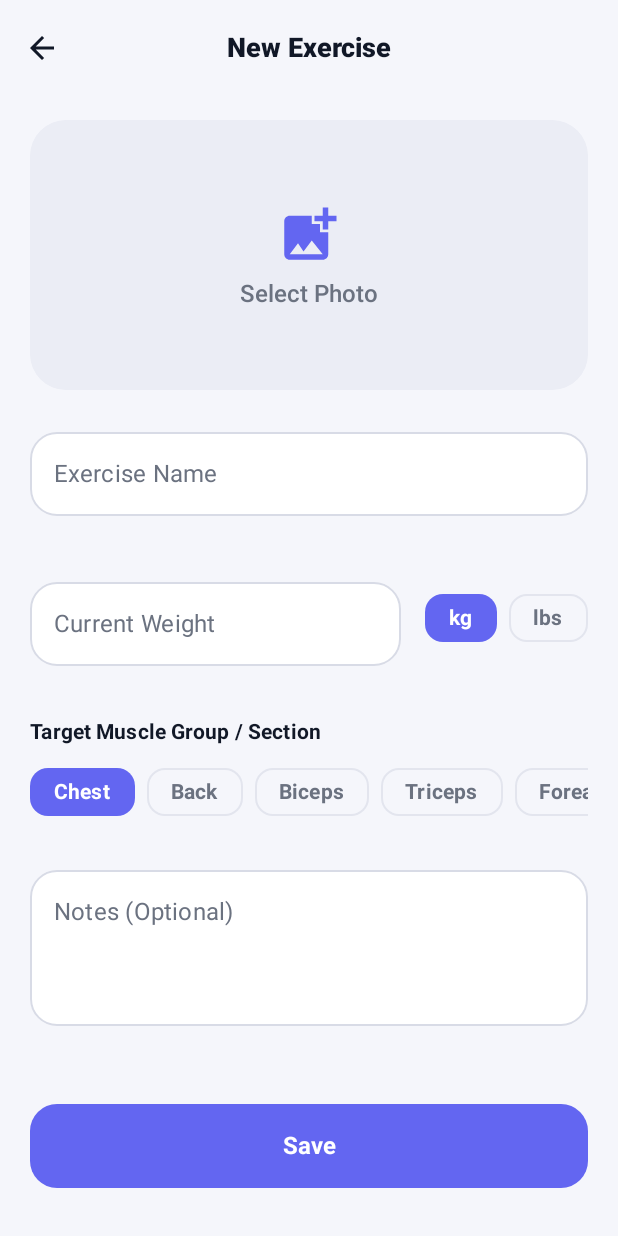
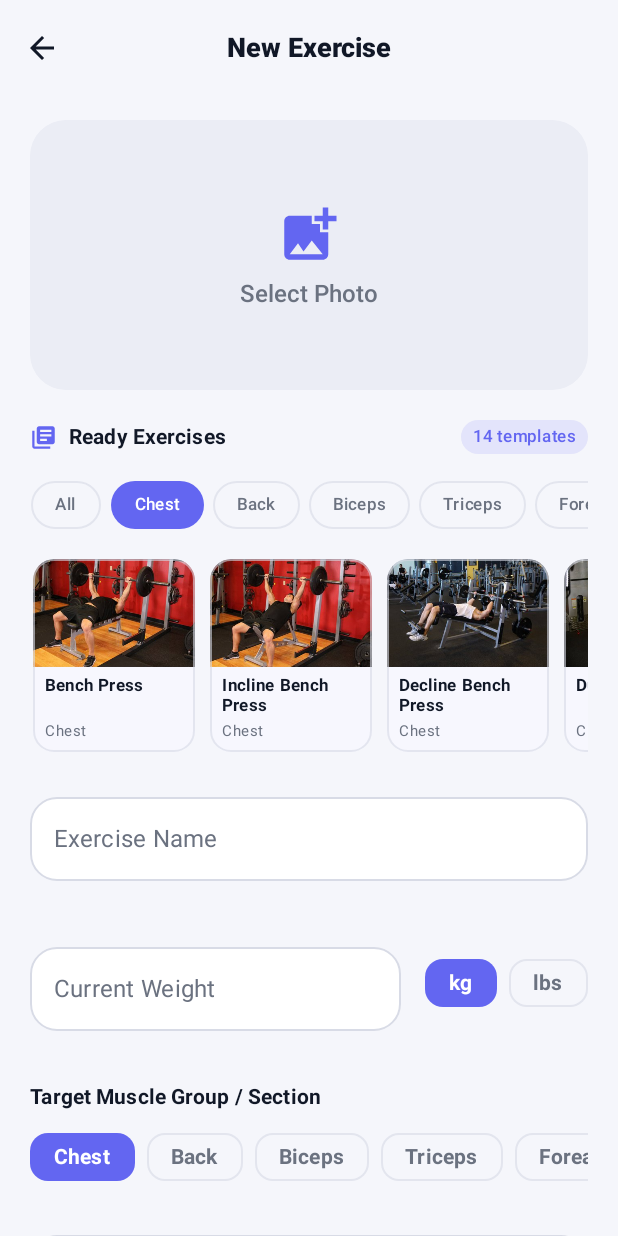
Before and after one commit to lannwyd/IronBody, an Android app built with Jetpack Compose: the ExerciseEditScreen screen opened through its navigation route, on a phone screen of 412 x 824 dp. Run offline under Robolectric (Android 15) with nearby library versions, the phone set to English and light mode, and no system bars; our stand-ins replace Dagger/Hilt's generated code; libraries missing offline, so code that uses them is left out: sh.calvin.reorderable; 1 statement that could not run was skipped.

Commit message:
feat: add ready exercises template section to exercise edit screen

```diff
--- a/app/src/main/java/com/ironlog/gym/ui/screens/exerciseEdit/ExerciseEditScreen.kt
+++ b/app/src/main/java/com/ironlog/gym/ui/screens/exerciseEdit/ExerciseEditScreen.kt
@@ -78,6 +78,7 @@ import com.ironlog.gym.ui.components.IronLogPrimaryButton
 import com.ironlog.gym.ui.components.IronLogTopAppBar
 import com.ironlog.gym.ui.components.pressScale
 import com.ironlog.gym.ui.screens.exerciseEdit.components.AdjustImageDialog
+import com.ironlog.gym.ui.screens.exerciseEdit.components.ReadyExercisesSection
 import java.io.File
 
 @OptIn(ExperimentalMaterial3Api::class)
@@ -275,6 +276,16 @@ fun ExerciseEditScreen(
                         )
                     }
                 }
+            }
+
+            // Ready Exercises Horizontal Carousel (Templates)
+            if (!uiState.isEditMode) {
+                ReadyExercisesSection(
+                    currentExerciseName = uiState.name,
+                    currentSectionId = uiState.section,
+                    initialSectionId = uiState.section,
+                    onSelectExercise = viewModel::onSelectLibraryExercise
+                )
             }
 
             // Exercise Name Input
--- a/app/src/main/java/com/ironlog/gym/ui/screens/exerciseEdit/ExerciseEditViewModel.kt
+++ b/app/src/main/java/com/ironlog/gym/ui/screens/exerciseEdit/ExerciseEditViewModel.kt
@@ -7,6 +7,7 @@ import androidx.lifecycle.viewModelScope
 import com.ironlog.gym.R
 import com.ironlog.gym.data.datastore.UserPreferencesDataStore
 import com.ironlog.gym.domain.model.Exercise
+import com.ironlog.gym.domain.model.LibraryExerciseItem
 import com.ironlog.gym.domain.repository.ExerciseRepository
 import com.ironlog.gym.util.ImageStorageManager
 import com.ironlog.gym.util.WeightFormatter
@@ -178,6 +179,37 @@ class ExerciseEditViewModel @Inject constructor(
         }
     }
 
+    fun onSelectLibraryExercise(item: LibraryExerciseItem) {
+        viewModelScope.launch {
+            _uiState.update { it.copy(isLoading = true) }
+            val savedPath = imageStorageManager.saveImageFromResource(item.iconRes)
+            if (savedPath != null) {
+                val oldPath = _uiState.value.imagePath
+                if (!oldPath.isNullOrBlank() && oldPath != savedPath) {
+                    imageStorageManager.deleteImageFile(oldPath)
+                }
+                _uiState.update {
+                    it.copy(
+                        name = item.name,
+                        nameError = null,
+                        section = item.section.id,
+                        imagePath = savedPath,
+                        isLoading = false
+                    )
+                }
+            } else {
+                _uiState.update {
+                    it.copy(
+                        name = item.name,
+                        nameError = null,
+                        section = item.section.id,
+                        isLoading = false
+                    )
+                }
+            }
+        }
+    }
+
     fun onSaveExercise() {
         val currentState = _uiState.value
         val trimmedName = currentState.name.trim()
--- /dev/null
+++ b/app/src/main/java/com/ironlog/gym/ui/screens/exerciseEdit/components/ReadyExercisesSection.kt
@@ -0,0 +1,219 @@
+package com.ironlog.gym.ui.screens.exerciseEdit.components
+
+import androidx.compose.foundation.BorderStroke
+import androidx.compose.foundation.Image
+import androidx.compose.foundation.background
+import androidx.compose.foundation.horizontalScroll
+import androidx.compose.foundation.layout.Arrangement
+import androidx.compose.foundation.layout.Box
+import androidx.compose.foundation.layout.Column
+import androidx.compose.foundation.layout.PaddingValues
+import androidx.compose.foundation.layout.Row
+import androidx.compose.foundation.layout.Spacer
+import androidx.compose.foundation.layout.fillMaxSize
+import androidx.compose.foundation.layout.fillMaxWidth
+import androidx.compose.foundation.layout.height
+import androidx.compose.foundation.layout.padding
+import androidx.compose.foundation.layout.size
+import androidx.compose.foundation.layout.width
+import androidx.compose.foundation.lazy.LazyRow
+import androidx.compose.foundation.lazy.items
+import androidx.compose.foundation.rememberScrollState
+import androidx.compose.foundation.shape.RoundedCornerShape
+import androidx.compose.material.icons.Icons
+import androidx.compose.material.icons.automirrored.filled.LibraryBooks
+import androidx.compose.material.icons.filled.CheckCircle
+import androidx.compose.material3.FilterChip
+import androidx.compose.material3.FilterChipDefaults
+import androidx.compose.material3.Icon
+import androidx.compose.material3.MaterialTheme
+import androidx.compose.material3.Surface
+import androidx.compose.material3.Text
+import androidx.compose.runtime.Composable
+import androidx.compose.runtime.getValue
+import androidx.compose.runtime.mutableStateOf
+import androidx.compose.runtime.remember
+import androidx.compose.runtime.setValue
+import androidx.compose.ui.Alignment
+import androidx.compose.ui.Modifier
+import androidx.compose.ui.draw.clip
+import androidx.compose.ui.layout.ContentScale
+import androidx.compose.ui.res.painterResource
+import androidx.compose.ui.text.font.FontWeight
+import androidx.compose.ui.text.style.TextOverflow
+import androidx.compose.ui.unit.dp
+import androidx.compose.ui.unit.sp
+import com.ironlog.gym.data.library.ExerciseLibrary
+import com.ironlog.gym.domain.model.LibraryExerciseItem
+import com.ironlog.gym.domain.model.MuscleSection
+import com.ironlog.gym.ui.components.pressScale
+
+@Composable
+fun ReadyExercisesSection(
+    currentExerciseName: String,
+    currentSectionId: String,
+    onSelectExercise: (LibraryExerciseItem) -> Unit,
+    modifier: Modifier = Modifier,
+    initialSectionId: String? = null
+) {
+    var selectedCategory by remember(initialSectionId) {
+        mutableStateOf<MuscleSection?>(
+            initialSectionId?.takeIf { it.isNotBlank() }?.let { MuscleSection.fromId(it) }
+        )
+    }
+
+    val exercises = remember(selectedCategory) {
+        if (selectedCategory == null) ExerciseLibrary.all
+        else ExerciseLibrary.all.filter { it.section == selectedCategory }
+    }
+
+    Column(
+        modifier = modifier.fillMaxWidth(),
+        verticalArrangement = Arrangement.spacedBy(10.dp)
+    ) {
+        // Section Header
+        Row(
+            modifier = Modifier.fillMaxWidth(),
+            horizontalArrangement = Arrangement.SpaceBetween,
+            verticalAlignment = Alignment.CenterVertically
+        ) {
+            Row(
+                verticalAlignment = Alignment.CenterVertically,
+                horizontalArrangement = Arrangement.spacedBy(8.dp)
+            ) {
+                Icon(
+                    imageVector = Icons.AutoMirrored.Filled.LibraryBooks,
+                    contentDescription = null,
+                    tint = MaterialTheme.colorScheme.primary,
+                    modifier = Modifier.size(18.dp)
+                )
+                Text(
+                    text = "Ready Exercises",
+                    style = MaterialTheme.typography.titleSmall,
+                    fontWeight = FontWeight.Bold,
+                    color = MaterialTheme.colorScheme.onSurface
+                )
+            }
+            Surface(
+                shape = RoundedCornerShape(12.dp),
+                color = MaterialTheme.colorScheme.primary.copy(alpha = 0.12f)
+            ) {
+                Text(
+                    text = "${exercises.size} templates",
+                    style = MaterialTheme.typography.labelSmall,
+                    fontWeight = FontWeight.SemiBold,
+                    color = MaterialTheme.colorScheme.primary,
+                    modifier = Modifier.padding(horizontal = 8.dp, vertical = 3.dp)
+                )
+            }
+        }
+
+        // Category Filter Chips
+        Row(
+            modifier = Modifier
+                .fillMaxWidth()
+                .horizontalScroll(rememberScrollState()),
+            horizontalArrangement = Arrangement.spacedBy(6.dp)
+        ) {
+            FilterChip(
+                selected = selectedCategory == null,
+                onClick = { selectedCategory = null },
+                label = { Text("All", style = MaterialTheme.typography.labelSmall) },
+                shape = RoundedCornerShape(16.dp),
+                colors = FilterChipDefaults.filterChipColors(
+                    selectedContainerColor = MaterialTheme.colorScheme.primary,
+                    selectedLabelColor = MaterialTheme.colorScheme.onPrimary
+                )
+            )
+            MuscleSection.ALL.forEach { section ->
+                FilterChip(
+                    selected = selectedCategory == section,
+                    onClick = { selectedCategory = section },
+                    label = { Text(section.displayName, style = MaterialTheme.typography.labelSmall) },
+                    shape = RoundedCornerShape(16.dp),
+                    colors = FilterChipDefaults.filterChipColors(
+                        selectedContainerColor = MaterialTheme.colorScheme.primary,
+                        selectedLabelColor = MaterialTheme.colorScheme.onPrimary
+                    )
+                )
+            }
+        }
+
+        // Horizontal Template Cards LazyRow
+        LazyRow(
+            modifier = Modifier.fillMaxWidth(),
+            horizontalArrangement = Arrangement.spacedBy(10.dp),
+            contentPadding = PaddingValues(horizontal = 2.dp, vertical = 2.dp)
+        ) {
+            items(exercises, key = { it.name }) { item ->
+                val isSelected = currentExerciseName.equals(item.name, ignoreCase = true)
+                Surface(
+                    modifier = Modifier
+                        .width(108.dp)
+                        .pressScale(onClick = { onSelectExercise(item) }),
+                    shape = RoundedCornerShape(14.dp),
+                    color = if (isSelected) MaterialTheme.colorScheme.primary.copy(alpha = 0.1f) else MaterialTheme.colorScheme.surface,
+                    tonalElevation = if (isSelected) 3.dp else 1.dp,
+                    border = BorderStroke(
+                        width = if (isSelected) 2.dp else 1.dp,
+                        color = if (isSelected) MaterialTheme.colorScheme.primary else MaterialTheme.colorScheme.outlineVariant.copy(alpha = 0.6f)
+                    )
+                ) {
+                    Column {
+                        Box(
+                            modifier = Modifier
+                                .fillMaxWidth()
+                                .height(72.dp)
+                                .clip(RoundedCornerShape(topStart = 14.dp, topEnd = 14.dp))
+                                .background(MaterialTheme.colorScheme.surfaceVariant)
+                        ) {
+                            Image(
+                                painter = painterResource(id = item.iconRes),
+                                contentDescription = item.name,
+                                modifier = Modifier.fillMaxSize(),
+                                contentScale = ContentScale.Crop
+                            )
+                            if (isSelected) {
+                                Icon(
+                                    imageVector = Icons.Default.CheckCircle,
+                                    contentDescription = "Selected",
+                                    tint = MaterialTheme.colorScheme.primary,
+                                    modifier = Modifier
+                                        .align(Alignment.TopEnd)
+                                        .padding(4.dp)
+                                        .size(18.dp)
+                                        .background(
+                                            color = MaterialTheme.colorScheme.surface,
+                                            shape = RoundedCornerShape(9.dp)
+                                        )
+                                )
+                            }
+                        }
+                        Column(
+                            modifier = Modifier
+                                .fillMaxWidth()
+                                .padding(horizontal = 8.dp, vertical = 6.dp)
+                        ) {
+                            Text(
+                                text = item.name,
+                                style = MaterialTheme.typography.labelSmall,
+                                fontWeight = FontWeight.Bold,
+                                color = if (isSelected) MaterialTheme.colorScheme.primary else MaterialTheme.colorScheme.onSurface,
+                                maxLines = 2,
+                                overflow = TextOverflow.Ellipsis,
+                                minLines = 2,
+                                lineHeight = 13.sp
+                            )
+                            Spacer(modifier = Modifier.height(2.dp))
+                            Text(
+                                text = item.section.displayName,
+                                style = MaterialTheme.typography.bodySmall.copy(fontSize = 10.sp),
+                                color = MaterialTheme.colorScheme.onSurfaceVariant
+                            )
+                        }
+                    }
+                }
+            }
+        }
+    }
+}
--- a/app/src/main/java/com/ironlog/gym/ui/screens/exercises/ExerciseListScreen.kt
+++ b/app/src/main/java/com/ironlog/gym/ui/screens/exercises/ExerciseListScreen.kt
@@ -70,7 +70,7 @@ import sh.calvin.reorderable.rememberReorderableLazyListState
 fun ExerciseListScreen(
     onNavigateToAddExercise: (String?) -> Unit,
     onNavigateToEditExercise: (Long) -> Unit,
-    onNavigateToLibrary: () -> Unit,
+    onNavigateToLibrary: () -> Unit = {},
     modifier: Modifier = Modifier,
     viewModel: ExerciseListViewModel = hiltViewModel()
 ) {
@@ -102,31 +102,6 @@ fun ExerciseListScreen(
             IronLogTopAppBar(
                 title = stringResource(R.string.app_name),
                 showLogo = true,
-                navigationIcon = {
-                    Row(
-                        modifier = Modifier
-                            .padding(start = 12.dp)
-                            .clip(RoundedCornerShape(20.dp))
-                            .background(MaterialTheme.colorScheme.primary.copy(alpha = 0.12f))
-                            .clickable(onClick = onNavigateToLibrary)
-                            .padding(horizontal = 10.dp, vertical = 6.dp),
-                        verticalAlignment = Alignment.CenterVertically,
-                        horizontalArrangement = Arrangement.spacedBy(6.dp)
-                    ) {
-                        Icon(
-                            imageVector = Icons.AutoMirrored.Filled.LibraryBooks,
-                            contentDescription = "Exercises list",
-                            tint = MaterialTheme.colorScheme.primary,
-                            modifier = Modifier.size(18.dp)
-                        )
-                        Text(
-                            text = "Exercises list",
-                            style = MaterialTheme.typography.labelMedium,
-                            fontWeight = FontWeight.Bold,
-                            color = MaterialTheme.colorScheme.primary
-                        )
-                    }
-                },
                 actions = {
                     IconButton(
                         onClick = themeController.onToggle,
```
